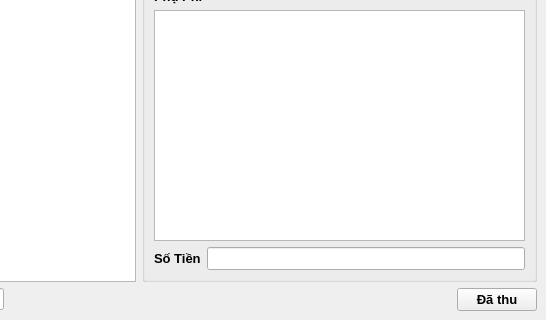
First picture: the form in dongphi.ui, repository xdien/tcmr, before the edit; both pictures show x 268 to 814 and y 309 to 629 of the 814 by 629 pixel window.
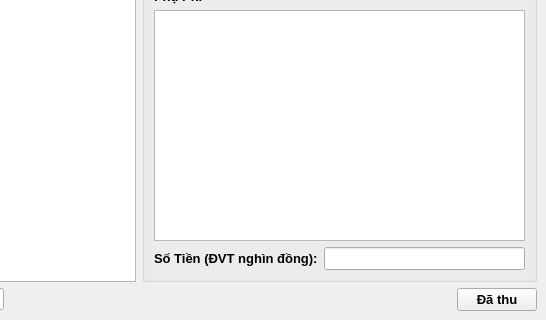
Second picture: the form after the edit.

Commit message: thay doi giao dien from thu phi

Patch:
```diff
--- a/dongphi.ui
+++ b/dongphi.ui
@@ -98,7 +98,7 @@
               </font>
              </property>
              <property name="text">
-              <string>Số Tiền</string>
+              <string>Số Tiền (ĐVT nghìn đồng):</string>
              </property>
             </widget>
            </item>
```
